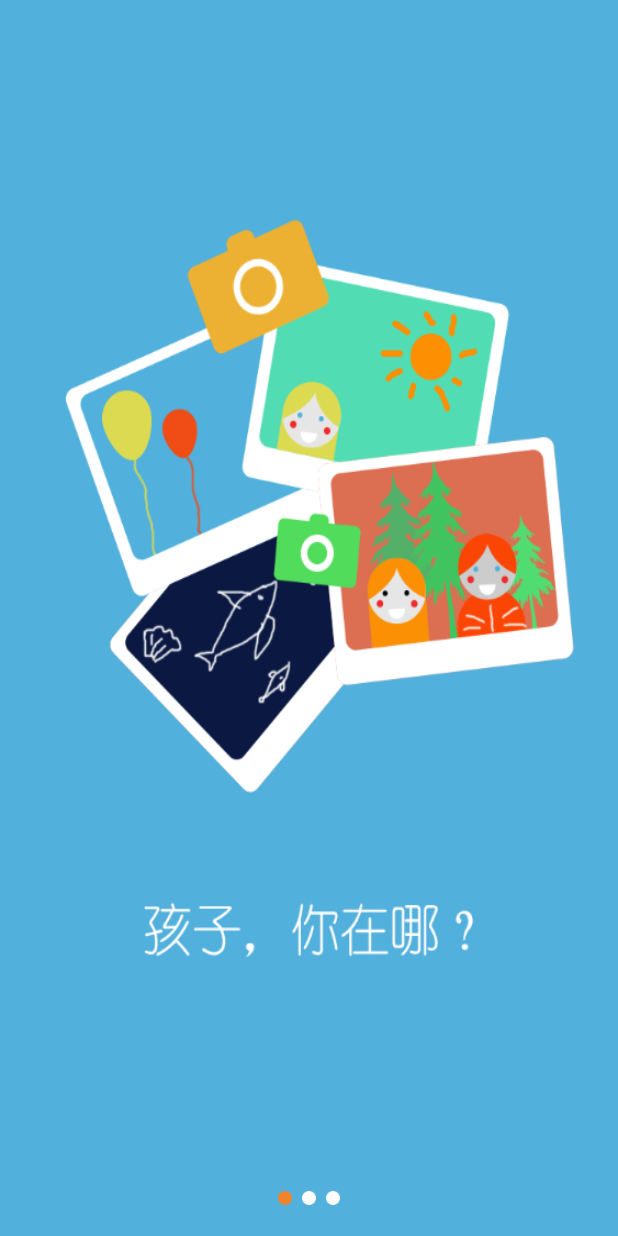
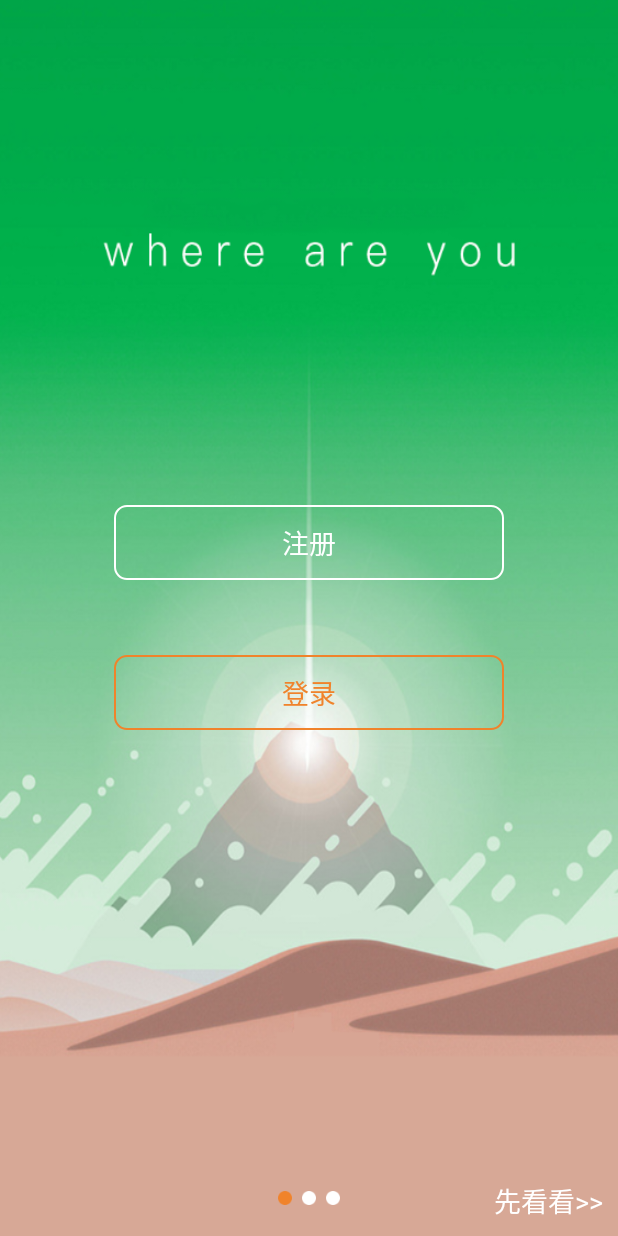
Before and after one commit to menglanlvcongrui/WhereAreYouNow, an Android app: the screen it shows after launch (GuideActivity), on a phone screen of 412 x 824 dp. Run offline under Robolectric (Android 15) with nearby library versions, the phone set to English and light mode, and no system bars.

Commit message:
首次提交

```diff
--- a/app/src/main/java/com/example/administrator/whereareyounow/activity/HelpPublishActivity.java
+++ b/app/src/main/java/com/example/administrator/whereareyounow/activity/HelpPublishActivity.java
@@ -9,7 +9,7 @@ import android.widget.TextView;
 import com.example.administrator.whereareyounow.R;
 
 public class HelpPublishActivity extends AppCompatActivity implements View.OnClickListener{
-    private TextView title_center;
+    private TextView title_center1;
     private TextView tv_title_right;
     private ImageView title_left;
 
@@ -17,11 +17,11 @@ public class HelpPublishActivity extends AppCompatActivity implements View.OnCli
     protected void onCreate(Bundle savedInstanceState) {
         super.onCreate(savedInstanceState);
         setContentView(R.layout.activity_help_publish);
-        title_center= (TextView)findViewById(R.id.title_center);
+        title_center1= (TextView)findViewById(R.id.title_center);
         tv_title_right= (TextView)findViewById(R.id.title_right);
         title_left=(ImageView)findViewById(R.id.title_left);
         title_left.setOnClickListener(this);
-        title_center.setText("帮助信息");
+        title_center1.setText("发布信息");
         tv_title_right.setText("立即发布");
     }
 
--- a/app/src/main/java/com/example/administrator/whereareyounow/activity/PublishInformationActivity.java
+++ b/app/src/main/java/com/example/administrator/whereareyounow/activity/PublishInformationActivity.java
@@ -18,7 +18,7 @@ public class PublishInformationActivity extends AppCompatActivity implements Vie
         super.onCreate(savedInstanceState);
         setContentView(R.layout.activity_publish_information);
         init();
-        tv_title_center.setText("帮助信息");
+        tv_title_center.setText("发布信息");
         tv_title_right.setText("立即发布");
     }
 
--- /dev/null
+++ b/app/src/main/res/drawable/edittext_guide_white.xml
@@ -0,0 +1,14 @@
+<?xml version="1.0" encoding="utf-8"?>
+<shape xmlns:android="http://schemas.android.com/apk/res/android"
+    android:shape="rectangle">
+    <solid android:color="#00000000"/>
+    <stroke
+        android:width="1dp"
+        android:color="#ffffff"/>
+    <padding
+        android:bottom="10dp"
+        android:left="10dp"
+        android:right="10dp"
+        android:top="10dp"/>
+    <corners android:radius="8dp"/>
+</shape>
--- /dev/null
+++ b/app/src/main/res/drawable/edittext_guide_yellow.xml
@@ -0,0 +1,14 @@
+<?xml version="1.0" encoding="utf-8"?>
+<shape xmlns:android="http://schemas.android.com/apk/res/android"
+    android:shape="rectangle">
+    <solid android:color="#00000000"/>
+    <stroke
+        android:width="1dp"
+        android:color="#f0832b"/>
+    <padding
+        android:bottom="10dp"
+        android:left="10dp"
+        android:right="10dp"
+        android:top="10dp"/>
+    <corners android:radius="8dp"/>
+</shape>
--- a/app/src/main/res/layout/activity_login.xml
+++ b/app/src/main/res/layout/activity_login.xml
@@ -4,9 +4,10 @@
     xmlns:tools="http://schemas.android.com/tools"
     android:layout_width="match_parent"
     android:layout_height="match_parent"
+    android:background="@color/grayFive"
+    tools:context="com.example.administrator.whereareyounow.activity.LoginActivity"
     android:orientation="vertical"
-    android:background="@color/grayFive"
-    tools:context="com.example.administrator.whereareyounow.activity.LoginActivity">
+    android:baselineAligned="false">
     <include
         android:id="@+id/shouye"
         layout="@layout/navigation_bar"
@@ -80,11 +81,19 @@
         android:layout_gravity="center_horizontal"
         android:layout_width="300dp"
         android:layout_height="40dp">
-        <ImageView
+        <!--<ImageView
             android:id="@+id/iv"
             android:src="@drawable/mo_ren"
             android:layout_width="wrap_content"
-            android:layout_height="wrap_content" />
+            android:layout_height="wrap_content" />-->
+        <CheckBox
+            android:id="@+id/iv"
+            android:layout_width="wrap_content"
+            android:layout_height="wrap_content"
+            android:layout_alignParentRight="true"
+            android:background="@null"
+            android:drawableLeft="@drawable/mo_ren"
+            android:button="@null" />
         <TextView
             android:layout_toRightOf="@+id/iv"
             android:layout_marginLeft="5dp"
--- a/app/src/main/res/layout/fragment.xml
+++ b/app/src/main/res/layout/fragment.xml
@@ -3,21 +3,42 @@
     android:layout_width="match_parent"
     android:layout_height="match_parent"
     android:id="@+id/fragment_background"
-    android:background="@drawable/guide1"
+    android:background="@drawable/guide3"
     >
+    <LinearLayout
+        android:layout_width="match_parent"
+        android:orientation="vertical"
+        android:layout_centerInParent="true"
+        android:layout_height="wrap_content">
+        <TextView
+            android:text="注册"
+            android:textColor="@color/white"
+            android:gravity="center"
+            android:textSize="@dimen/text_size_one"
+            android:layout_gravity="center_horizontal"
+            android:background="@drawable/edittext_guide_white"
+            android:layout_width="260dp"
+            android:layout_height="50dp" />
+        <TextView
+            android:text="登录"
+            android:textColor="@color/yellowOne"
+            android:layout_marginTop="50dp"
+            android:gravity="center"
+            android:textSize="@dimen/text_size_one"
+            android:layout_gravity="center_horizontal"
+            android:layout_centerInParent="true"
+            android:background="@drawable/edittext_guide_yellow"
+            android:layout_width="260dp"
+            android:layout_height="50dp" />
+    </LinearLayout>
     <TextView
-        android:id="@+id/fragment_text"
-        android:layout_width="166dp"
-        android:layout_height="32dp"
+        android:layout_marginRight="10dp"
+        android:layout_marginBottom="10dp"
+        android:layout_alignParentRight="true"
         android:layout_alignParentBottom="true"
-        android:layout_centerHorizontal="true"
-        android:layout_marginBottom="15dp"
-        android:gravity="center"
-        android:text="立即进入"
-        android:textColor="@android:color/white"
-        android:background="@color/white"
-        android:textSize="14sp"
-        android:visibility="gone"
-        />
-
+        android:textColor="@color/white"
+        android:textSize="@dimen/text_size_one"
+        android:text="先看看>>"
+        android:layout_width="wrap_content"
+        android:layout_height="wrap_content" />
 </RelativeLayout>
```
